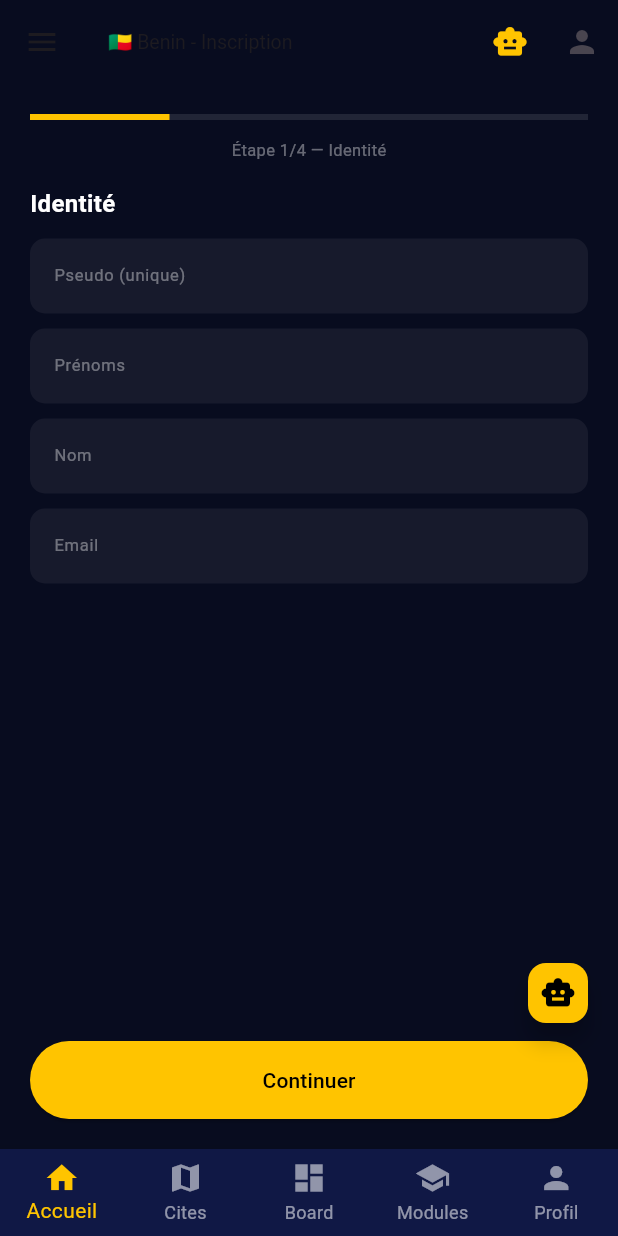
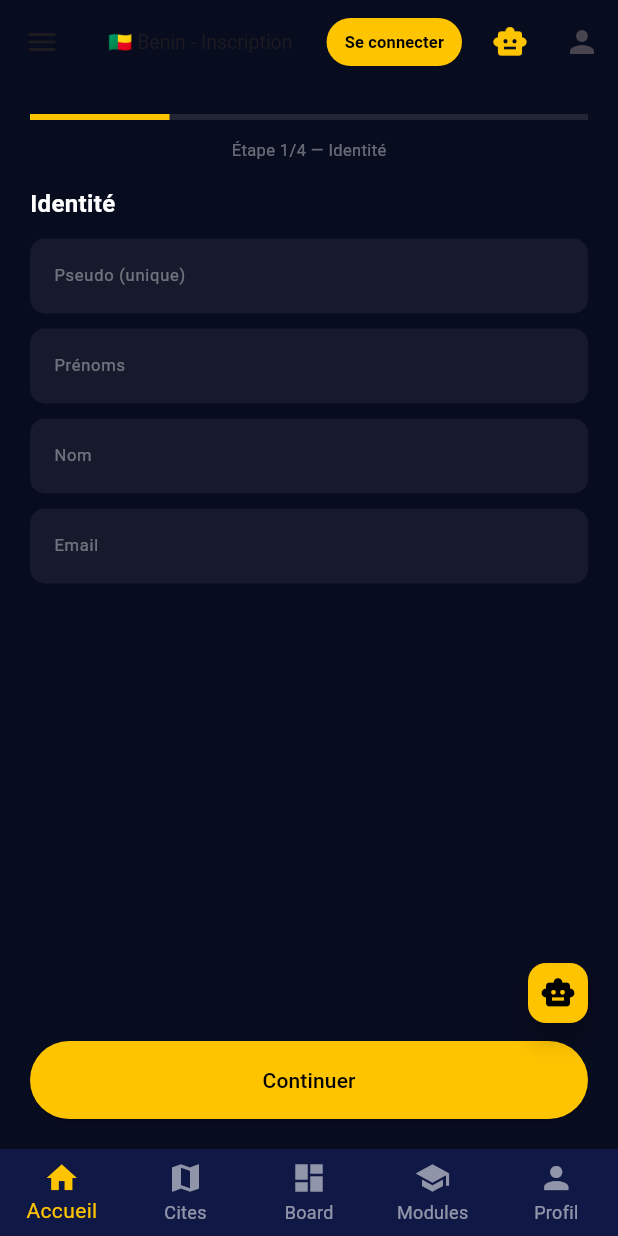
Before and after one commit to ludoacademiaquebec-stack/NeurocitoyenApp, a Flutter app: the InscriptionScreen screen opened by its route, in the side drawer, after a tap on the "smart toy" icon, on a phone screen of 412 x 824 dp. Run offline on Flutter 3.47's test engine with Material 3 defaults, Android fonts, the phone set to English and light mode, and no system bars; our stand-ins replace go_router, qr_flutter, shared_preferences, speech_to_text, supabase_flutter; accounts and stored records are empty.

Commit message:
fix: bouton Se connecter manquant + routes /connexion /login

```diff
--- a/lib/app.dart
+++ b/lib/app.dart
@@ -71,6 +71,9 @@ final router = GoRouter(
     GoRoute(path: '/inscription', builder: (c,s){ final p = s.uri.queryParameters['pays'] ?? 'BJ'; return InscriptionScreen(paysId: p); }),
     GoRoute(path: '/admin', builder: (c,s)=> const AdminScreen()),
     GoRoute(path: '/admin-login', builder: (c,s)=> const LoginAdminScreen()),
+ GoRoute(path: '/connexion', builder: (c,s)=> const LoginAdminScreen()),
+ GoRoute(path: '/login', builder: (c,s)=> const LoginAdminScreen()),
+ GoRoute(path: '/connexion-citoyen', builder: (c,s){ final red = s.uri.queryParameters['redirect']; return InscriptionScreen(paysId: 'BJ'); }),
     GoRoute(path: '/admin-super', builder: (c,s)=> const AdminSuperScreen()),
     GoRoute(path: '/modules', builder: (c,s)=> const ModulesScreen()),
     GoRoute(path: '/module/:id', builder: (c,s){ final id = int.tryParse(s.pathParameters['id']??'1')??1; return IAEnseignantScreen(moduleId: id); }),
--- a/lib/widgets/app_scaffold.dart
+++ b/lib/widgets/app_scaffold.dart
@@ -1,11 +1,24 @@
 import 'package:flutter/material.dart';
 import 'package:go_router/go_router.dart';
+import 'package:shared_preferences/shared_preferences.dart';
 import '../core/l10n.dart';
 
-class AppScaffold extends StatelessWidget {
+class AppScaffold extends StatefulWidget {
   final Widget child;
   final String title;
   const AppScaffold({super.key, required this.child, required this.title});
+  @override
+  State<AppScaffold> createState() => _AppScaffoldState();
+}
+
+class _AppScaffoldState extends State<AppScaffold> {
+  bool _logged = false;
+  @override
+  void initState(){ super.initState(); _check(); }
+  Future<void> _check() async {
+    final p = await SharedPreferences.getInstance();
+    setState(()=> _logged = p.getString('code_parrain')!=null);
+  }
 
   @override
   Widget build(BuildContext context){
@@ -13,8 +26,17 @@ class AppScaffold extends StatelessWidget {
       backgroundColor: const Color(0xFF080C1F),
       appBar: AppBar(
         backgroundColor: const Color(0xFF080C1F),
-        title: Text(title, style: const TextStyle(fontSize:13)),
+        title: Text(widget.title, style: const TextStyle(fontSize:13)),
         actions: [
+          if(!_logged)
+            Padding(
+              padding: const EdgeInsets.only(right:8),
+              child: FilledButton(
+                style: FilledButton.styleFrom(backgroundColor: const Color(0xFFFFC400), foregroundColor: Colors.black, padding: const EdgeInsets.symmetric(horizontal:12, vertical:0), minimumSize: const Size(0,32)),
+                onPressed: ()=> context.go('/connexion'),
+                child: const Text('Se connecter', style: TextStyle(fontSize:11, fontWeight: FontWeight.bold)),
+              ),
+            ),
           IconButton(icon: const Icon(Icons.smart_toy, color: Color(0xFFFFC400)), tooltip: 'IA Guide', onPressed: ()=>context.go('/ia-guide')),
           IconButton(icon: const Icon(Icons.person), onPressed: ()=>context.go('/profil')),
         ],
@@ -36,6 +58,8 @@ class AppScaffold extends StatelessWidget {
           _item(context, Icons.attach_money, L10n.t('modele'), '/modele-eco'),
           _item(context, Icons.admin_panel_settings, L10n.t('admin'), '/admin'),
           const Divider(color: Colors.white10),
+          if(!_logged)
+            ListTile(leading: const Icon(Icons.login, color: Color(0xFFFFC400)), title: const Text('Se connecter', style: TextStyle(color: Color(0xFFFFC400), fontSize:12, fontWeight: FontWeight.bold)), onTap: ()=>context.go('/connexion')),
           ListTile(leading: const Icon(Icons.smart_toy, color: Color(0xFFFFC400)), title: const Text('IA Guide - Charte & Modele', style: TextStyle(color: Color(0xFFFFC400), fontSize:12)), onTap: ()=>context.go('/ia-guide')),
         ]),
       ),
@@ -57,7 +81,7 @@ class AppScaffold extends StatelessWidget {
         ],
       ),
       body: Stack(children:[
-        child,
+        widget.child,
         Positioned(bottom: 80, right: 16, child: FloatingActionButton.small(onPressed: ()=>context.go('/ia-guide'), backgroundColor: const Color(0xFFFFC400), child: const Icon(Icons.smart_toy, color: Colors.black))),
       ]),
     );
```
